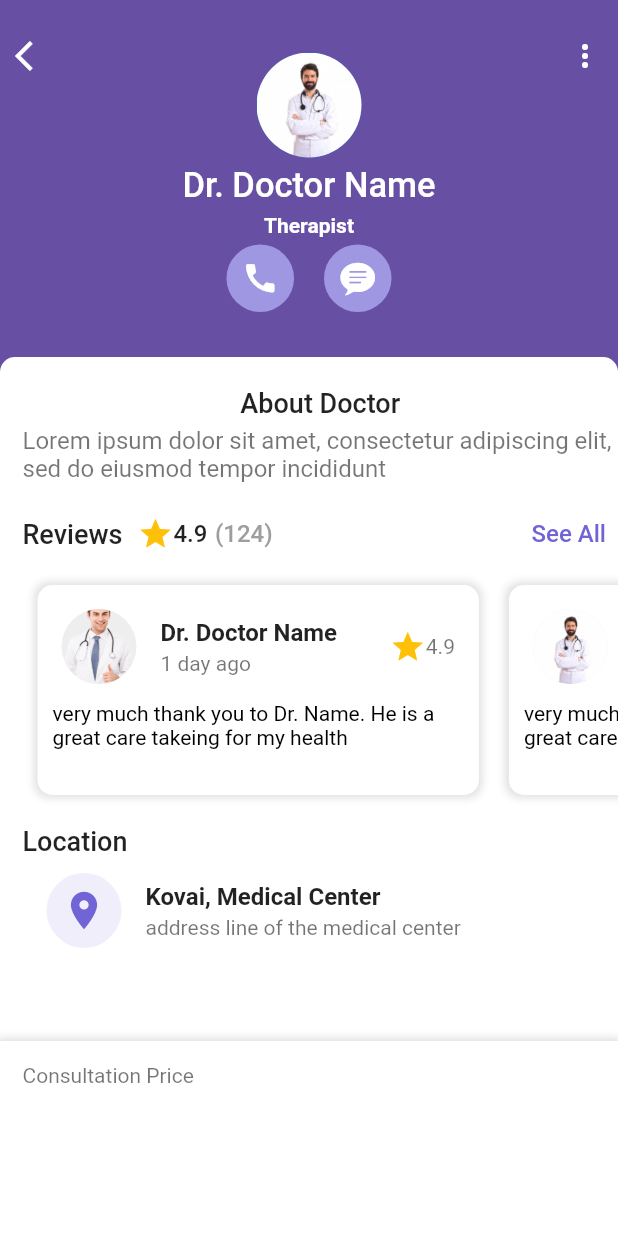
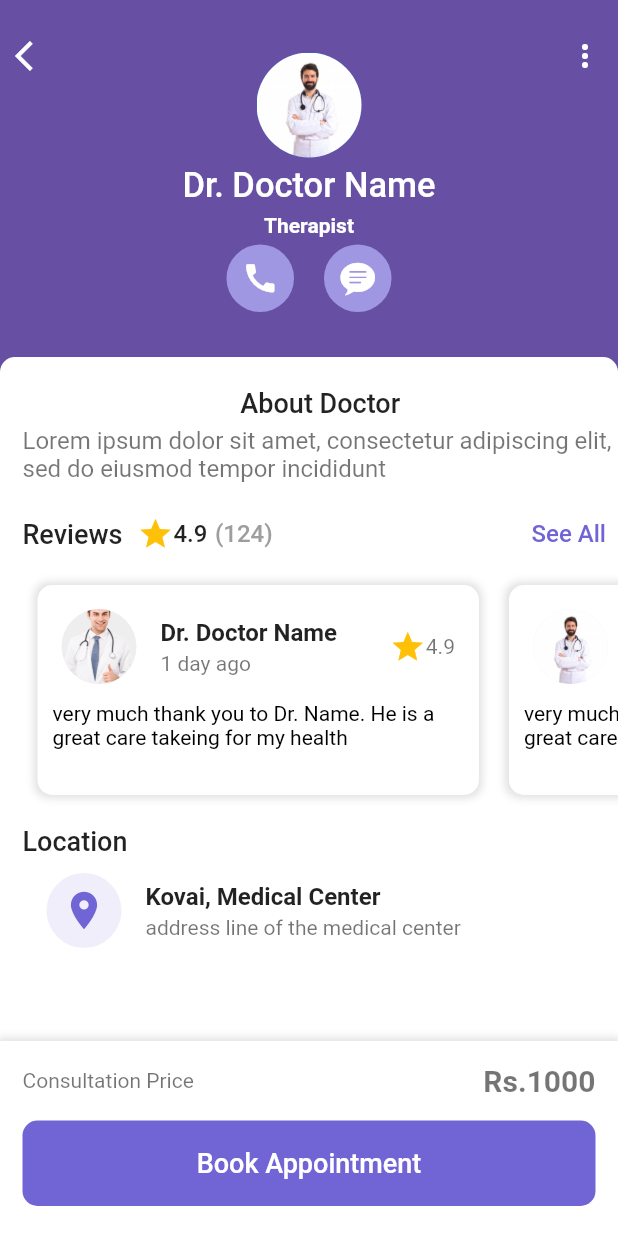
Before and after one commit to Gowsalyanatraj/health_care_app_flutter, a Flutter app: the AppointmentScreen screen opened directly, on a phone screen of 412 x 824 dp. Run offline on Flutter 3.47's test engine with Material 2 defaults, Android fonts, the phone set to English and light mode, and no system bars.

Commit message:
feat: create bottom bar button || style: gibe button styles and colors

```diff
--- a/lib/screens/appointment_screen.dart
+++ b/lib/screens/appointment_screen.dart
@@ -282,14 +282,41 @@
           ]),
           child: Column(
             children: [
-              Row(
+              const Row(
                 mainAxisAlignment: MainAxisAlignment.spaceBetween,
                 children: [
                   Text(
                     "Consultation Price",
                     style: TextStyle(color: Colors.black54),
+                  ),
+                  Text(
+                    "Rs.1000",
+                    style: TextStyle(
+                        fontSize: 20.0,
+                        color: Colors.black54,
+                        fontWeight: FontWeight.bold),
                   )
                 ],
+              ),
+              const SizedBox(height: 15.0),
+              InkWell(
+                onTap: () {},
+                child: Container(
+                  width: MediaQuery.of(context).size.width,
+                  padding: EdgeInsets.symmetric(vertical: 18),
+                  decoration: BoxDecoration(
+                      color: Color(0xFF7165D6),
+                      borderRadius: BorderRadius.circular(10)),
+                  child: Center(
+                    child: Text(
+                      "Book Appointment",
+                      style: TextStyle(
+                          color: Colors.white,
+                          fontSize: 18.0,
+                          fontWeight: FontWeight.w500),
+                    ),
+                  ),
+                ),
               )
             ],
           ),
```
